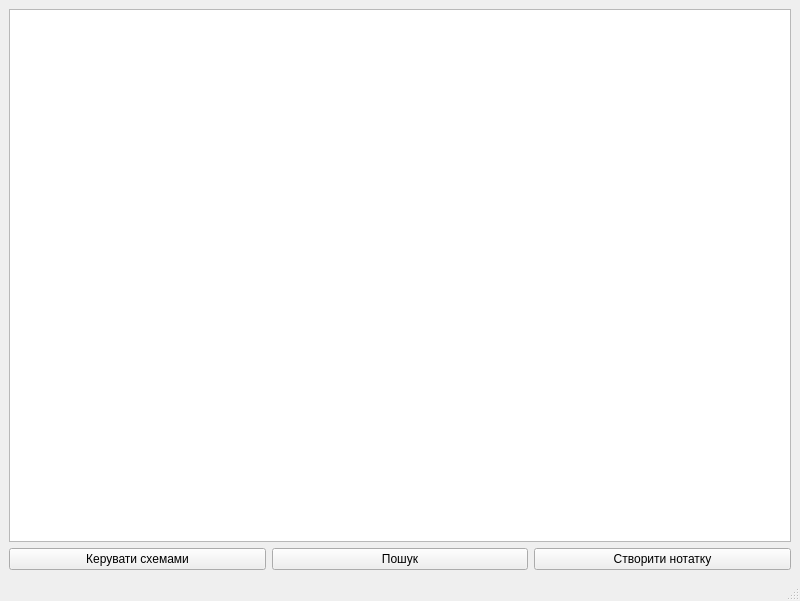
The window that lab2/mainwindow.ui (dontwastemytimew/labs) describes before a commit, drawn with Qt 5.
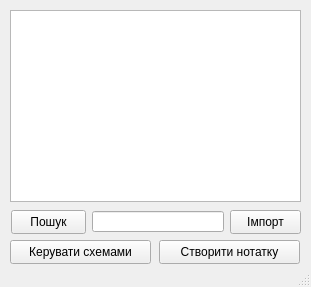
The same window after the commit. Icons and pictures are not drawn.

Commit message: Added Tagging, Export/Import, and UI Fixes

```diff
--- a/lab2/mainwindow.ui
+++ b/lab2/mainwindow.ui
@@ -6,44 +6,98 @@
    <rect>
     <x>0</x>
     <y>0</y>
-    <width>800</width>
-    <height>601</height>
+    <width>311</width>
+    <height>287</height>
    </rect>
   </property>
   <property name="windowTitle">
    <string>MainWindow</string>
   </property>
   <widget class="QWidget" name="centralwidget">
-   <layout class="QVBoxLayout" name="verticalLayout">
-    <item>
-     <widget class="QListWidget" name="notesListWidget"/>
-    </item>
-    <item>
-     <layout class="QHBoxLayout" name="horizontalLayout">
-      <item>
-       <widget class="QPushButton" name="manageSchemasButton">
-        <property name="text">
-         <string>Керувати схемами</string>
-        </property>
-       </widget>
-      </item>
-      <item>
-       <widget class="QPushButton" name="searchButton">
-        <property name="text">
-         <string>Пошук</string>
-        </property>
-       </widget>
-      </item>
-      <item>
-       <widget class="QPushButton" name="createNoteButton">
-        <property name="text">
-         <string>Створити нотатку</string>
-        </property>
-       </widget>
-      </item>
-     </layout>
-    </item>
-   </layout>
+   <widget class="QListWidget" name="notesListWidget">
+    <property name="geometry">
+     <rect>
+      <x>10</x>
+      <y>10</y>
+      <width>291</width>
+      <height>192</height>
+     </rect>
+    </property>
+   </widget>
+   <widget class="QPushButton" name="searchButton">
+    <property name="geometry">
+     <rect>
+      <x>11</x>
+      <y>210</y>
+      <width>75</width>
+      <height>24</height>
+     </rect>
+    </property>
+    <property name="text">
+     <string>Пошук</string>
+    </property>
+    <property name="icon">
+     <iconset resource="resources.qrc">
+      <normaloff>:/icons/search.svg</normaloff>:/icons/search.svg</iconset>
+    </property>
+   </widget>
+   <widget class="QLineEdit" name="searchLineEdit">
+    <property name="geometry">
+     <rect>
+      <x>92</x>
+      <y>211</y>
+      <width>132</width>
+      <height>21</height>
+     </rect>
+    </property>
+   </widget>
+   <widget class="QPushButton" name="manageSchemasButton">
+    <property name="geometry">
+     <rect>
+      <x>10</x>
+      <y>240</y>
+      <width>141</width>
+      <height>24</height>
+     </rect>
+    </property>
+    <property name="text">
+     <string>Керувати схемами</string>
+    </property>
+    <property name="icon">
+     <iconset resource="resources.qrc">
+      <normaloff>:/icons/settings.png</normaloff>:/icons/settings.png</iconset>
+    </property>
+   </widget>
+   <widget class="QPushButton" name="createNoteButton">
+    <property name="geometry">
+     <rect>
+      <x>159</x>
+      <y>240</y>
+      <width>141</width>
+      <height>24</height>
+     </rect>
+    </property>
+    <property name="text">
+     <string>Створити нотатку</string>
+    </property>
+    <property name="icon">
+     <iconset resource="resources.qrc">
+      <normaloff>:/icons/plus-circle.svg</normaloff>:/icons/plus-circle.svg</iconset>
+    </property>
+   </widget>
+   <widget class="QPushButton" name="importNoteButton">
+    <property name="geometry">
+     <rect>
+      <x>230</x>
+      <y>210</y>
+      <width>71</width>
+      <height>24</height>
+     </rect>
+    </property>
+    <property name="text">
+     <string>Імпорт</string>
+    </property>
+   </widget>
   </widget>
   <widget class="QStatusBar" name="statusbar"/>
  </widget>
```
Left out of the diff: 4 changed lines with no effect on the pictures. The commit also changes 30 other files.
